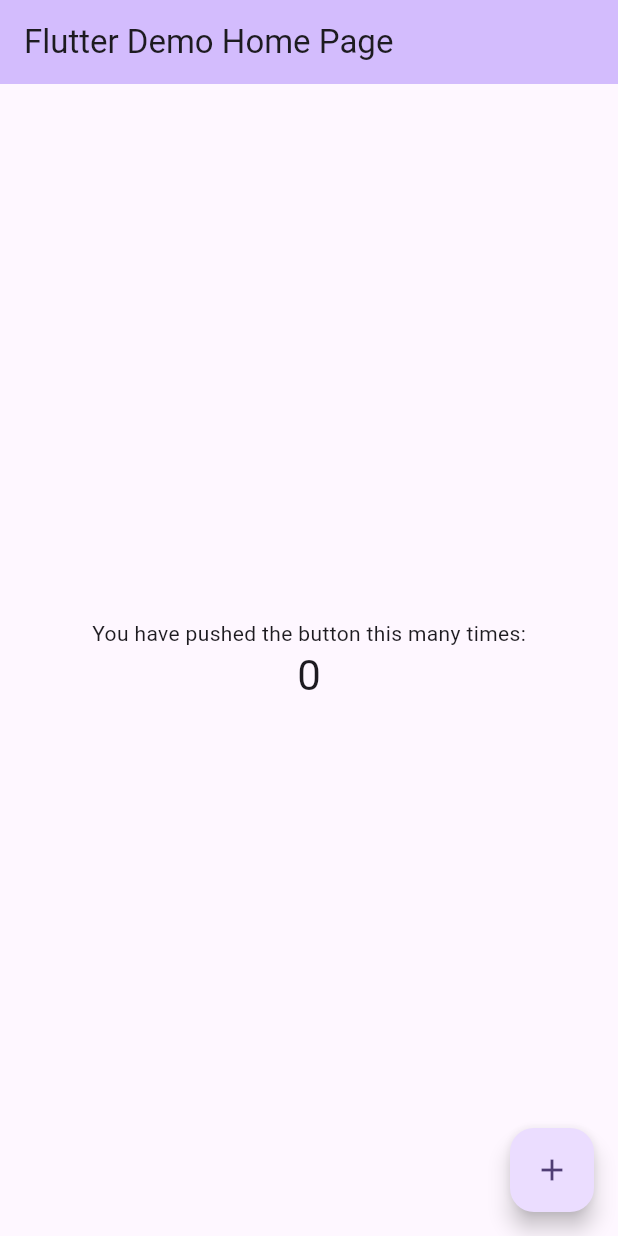
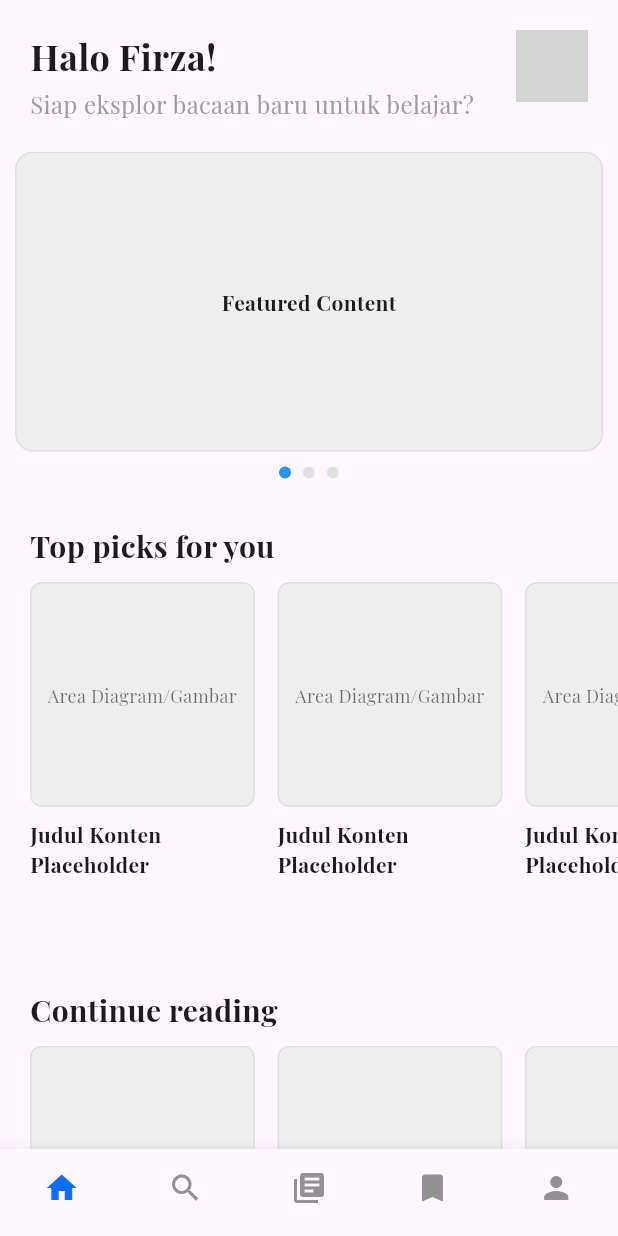
Before and after one commit to ellvr/vokapedia, a Flutter app: the screen it shows after launch, on a phone screen of 412 x 824 dp. Run offline on Flutter 3.47's test engine with Material 3 defaults, Android fonts, the phone set to English and light mode, and no system bars; network calls fail; project files that could hold a hidden picture were left out; grey boxes are pictures that could not be loaded.

Commit message:
setup style

```diff
--- a/lib/main.dart
+++ b/lib/main.dart
@@ -1,4 +1,5 @@
 import 'package:flutter/material.dart';
+import 'screen/home_screen.dart';
 
 void main() {
   runApp(const MyApp());
@@ -7,116 +8,15 @@ void main() {
 class MyApp extends StatelessWidget {
   const MyApp({super.key});
 
-  // This widget is the root of your application.
   @override
   Widget build(BuildContext context) {
     return MaterialApp(
-      title: 'Flutter Demo',
+      debugShowCheckedModeBanner: false,
+      home: HomeScreen(),
       theme: ThemeData(
-        // This is the theme of your application.
-        //
-        // TRY THIS: Try running your application with "flutter run". You'll see
-        // the application has a purple toolbar. Then, without quitting the app,
-        // try changing the seedColor in the colorScheme below to Colors.green
-        // and then invoke "hot reload" (save your changes or press the "hot
-        // reload" button in a Flutter-supported IDE, or press "r" if you used
-        // the command line to start the app).
-        //
-        // Notice that the counter didn't reset back to zero; the application
-        // state is not lost during the reload. To reset the state, use hot
-        // restart instead.
-        //
-        // This works for code too, not just values: Most code changes can be
-        // tested with just a hot reload.
-        colorScheme: ColorScheme.fromSeed(seedColor: Colors.deepPurple),
+        fontFamily: 'PlayfairDisplay',
+        useMaterial3: true,
       ),
-      home: const MyHomePage(title: 'Flutter Demo Home Page'),
     );
   }
 }
-
-class MyHomePage extends StatefulWidget {
-  const MyHomePage({super.key, required this.title});
-
-  // This widget is the home page of your application. It is stateful, meaning
-  // that it has a State object (defined below) that contains fields that affect
-  // how it looks.
-
-  // This class is the configuration for the state. It holds the values (in this
-  // case the title) provided by the parent (in this case the App widget) and
-  // used by the build method of the State. Fields in a Widget subclass are
-  // always marked "final".
-
-  final String title;
-
-  @override
-  State<MyHomePage> createState() => _MyHomePageState();
-}
-
-class _MyHomePageState extends State<MyHomePage> {
-  int _counter = 0;
-
-  void _incrementCounter() {
-    setState(() {
-      // This call to setState tells the Flutter framework that something has
-      // changed in this State, which causes it to rerun the build method below
-      // so that the display can reflect the updated values. If we changed
-      // _counter without calling setState(), then the build method would not be
-      // called again, and so nothing would appear to happen.
-      _counter++;
-    });
-  }
-
-  @override
-  Widget build(BuildContext context) {
-    // This method is rerun every time setState is called, for instance as done
-    // by the _incrementCounter method above.
-    //
-    // The Flutter framework has been optimized to make rerunning build methods
-    // fast, so that you can just rebuild anything that needs updating rather
-    // than having to individually change instances of widgets.
-    return Scaffold(
-      appBar: AppBar(
-        // TRY THIS: Try changing the color here to a specific color (to
-        // Colors.amber, perhaps?) and trigger a hot reload to see the AppBar
-        // change color while the other colors stay the same.
-        backgroundColor: Theme.of(context).colorScheme.inversePrimary,
-        // Here we take the value from the MyHomePage object that was created by
-        // the App.build method, and use it to set our appbar title.
-        title: Text(widget.title),
-      ),
-      body: Center(
-        // Center is a layout widget. It takes a single child and positions it
-        // in the middle of the parent.
-        child: Column(
-          // Column is also a layout widget. It takes a list of children and
-          // arranges them vertically. By default, it sizes itself to fit its
-          // children horizontally, and tries to be as tall as its parent.
-          //
-          // Column has various properties to control how it sizes itself and
-          // how it positions its children. Here we use mainAxisAlignment to
-          // center the children vertically; the main axis here is the vertical
-          // axis because Columns are vertical (the cross axis would be
-          // horizontal).
-          //
-          // TRY THIS: Invoke "debug painting" (choose the "Toggle Debug Paint"
-          // action in the IDE, or press "p" in the console), to see the
-          // wireframe for each widget.
-          mainAxisAlignment: MainAxisAlignment.center,
-          children: <Widget>[
-            const Text('You have pushed the button this many times:'),
-            Text(
-              '$_counter',
-              style: Theme.of(context).textTheme.headlineMedium,
-            ),
-          ],
-        ),
-      ),
-      floatingActionButton: FloatingActionButton(
-        onPressed: _incrementCounter,
-        tooltip: 'Increment',
-        child: const Icon(Icons.add),
-      ), // This trailing comma makes auto-formatting nicer for build methods.
-    );
-  }
-}
--- a/lib/screen/home_screen.dart
+++ b/lib/screen/home_screen.dart
@@ -0,0 +1,218 @@
+import 'package:flutter/material.dart';
+import '../widget/custom_bottom_navbar.dart';
+import '../utils/color_constants.dart';
+
+const double _paddingHorizontal = 20.0;
+const double _spacingVertical = 20.0;
+
+class HomeScreen extends StatefulWidget {
+  const HomeScreen({super.key});
+
+  @override
+  State<HomeScreen> createState() => _HomeScreenState();
+}
+
+class _HomeScreenState extends State<HomeScreen> {
+  int _currentIndex = 0;
+
+  void _onItemTapped(int index) {
+    setState(() {
+      _currentIndex = index;
+    });
+  }
+
+  @override
+  Widget build(BuildContext context) {
+    return Scaffold(
+      body: SafeArea(
+        child: SingleChildScrollView(
+          child: Column(
+            crossAxisAlignment: CrossAxisAlignment.start,
+            children: <Widget>[
+              _buildHeader(),
+              _buildFeaturedContent(),
+              _buildSectionTitle(title: 'Top picks for you'),
+              _buildHorizontalList(height: 250, count: 5, listType: 'picks'),
+              _buildSectionTitle(title: 'Continue reading'),
+              _buildHorizontalList(height: 250, count: 5, listType: 'reading'),
+              const SizedBox(height: 50),
+            ],
+          ),
+        ),
+      ),
+      bottomNavigationBar: CustomBottomNavBar(
+        currentIndex: _currentIndex,
+        onTap: _onItemTapped,
+      ),
+    );
+  }
+
+  Widget _buildHeader() {
+    return Padding(
+      padding: const EdgeInsets.all(_paddingHorizontal),
+      child: Row(
+        crossAxisAlignment: CrossAxisAlignment.start,
+        children: <Widget>[
+          Expanded(
+            child: Column(
+              crossAxisAlignment: CrossAxisAlignment.start,
+              children: const <Widget>[
+                Text(
+                  'Halo Firza!',
+                  style: TextStyle(
+                    fontSize: 24,
+                    fontWeight: FontWeight.bold,
+                  ),
+                ),
+                SizedBox(height: 4),
+                Text(
+                  'Siap eksplor bacaan baru untuk belajar?',
+                  style: TextStyle(
+                    fontSize: 16,
+                    color: Colors.grey,
+                  ),
+                ),
+              ],
+            ),
+          ),
+          const CircleAvatar(
+            radius: 24,
+            backgroundImage: NetworkImage(
+                'https://via.placeholder.com/150'),
+          ),
+        ],
+      ),
+    );
+  }
+
+  Widget _buildFeaturedContent() {
+    return Column(
+      children: <Widget>[
+        SizedBox(
+          height: 200,
+          child: PageView.builder(
+            itemCount: 3,
+            itemBuilder: (context, index) {
+              return Container(
+                margin: const EdgeInsets.symmetric(horizontal: 10),
+                decoration: BoxDecoration(
+                  color: Colors.grey.shade200,
+                  borderRadius: BorderRadius.circular(12),
+                  border: Border.all(color: Colors.grey.shade300)
+                ),
+                child: const Center(
+                  child: Text(
+                    'Featured Content',
+                    style: TextStyle(fontWeight: FontWeight.bold),
+                  ),
+                ),
+              );
+            },
+          ),
+        ),
+        const Padding(
+          padding: EdgeInsets.symmetric(vertical: 10.0),
+          child: _DotIndicator(count: 3, currentIndex: 0),
+        ),
+      ],
+    );
+  }
+
+  Widget _buildSectionTitle({required String title}) {
+    return Padding(
+      padding: const EdgeInsets.only(
+        left: _paddingHorizontal,
+        right: _paddingHorizontal,
+        top: _spacingVertical,
+        bottom: _spacingVertical / 2,
+      ),
+      child: Text(
+        title,
+        style: const TextStyle(
+          fontSize: 20,
+          fontWeight: FontWeight.bold,
+        ),
+      ),
+    );
+  }
+
+  Widget _buildHorizontalList({required double height, required int count, required String listType}) {
+    return SizedBox(
+      height: height,
+      child: ListView.builder(
+        scrollDirection: Axis.horizontal,
+        itemCount: count,
+        padding: const EdgeInsets.symmetric(horizontal: _paddingHorizontal),
+        itemBuilder: (context, index) {
+          return Padding(
+            padding: const EdgeInsets.only(right: 15.0),
+            child: SizedBox(
+              width: 150,
+              child: _buildContentCard(listType: listType),
+            ),
+          );
+        },
+      ),
+    );
+  }
+
+  Widget _buildContentCard({required String listType}) {
+    return Column(
+      crossAxisAlignment: CrossAxisAlignment.start,
+      children: <Widget>[
+        Container(
+          height: 150,
+          decoration: BoxDecoration(
+            color: Colors.grey.shade200,
+            borderRadius: BorderRadius.circular(8),
+            border: Border.all(color: Colors.grey.shade300)
+          ),
+          child: const Center(
+            child: Text(
+              'Area Diagram/Gambar',
+              textAlign: TextAlign.center,
+              style: TextStyle(fontSize: 12, color: Colors.black54),
+            ),
+          ),
+        ),
+        const SizedBox(height: 8),
+        const Text(
+          'Judul Konten Placeholder',
+          maxLines: 2,
+          overflow: TextOverflow.ellipsis,
+          style: TextStyle(fontWeight: FontWeight.w600),
+        ),
+        if (listType == 'reading')
+            const Text(
+            'Part Terakhir Dibaca',
+            style: TextStyle(fontSize: 12, color: Colors.grey),
+          ),
+      ],
+    );
+  }
+}
+
+class _DotIndicator extends StatelessWidget {
+  final int count;
+  final int currentIndex;
+
+  const _DotIndicator({required this.count, required this.currentIndex});
+
+  @override
+  Widget build(BuildContext context) {
+    return Row(
+      mainAxisAlignment: MainAxisAlignment.center,
+      children: List.generate(count, (index) {
+        return Container(
+          width: 8.0,
+          height: 8.0,
+          margin: const EdgeInsets.symmetric(horizontal: 4.0),
+          decoration: BoxDecoration(
+            shape: BoxShape.circle,
+            color: index == currentIndex ? Colors.blue : Colors.grey.shade300,
+          ),
+        );
+      }),
+    );
+  }
+}
--- /dev/null
+++ b/lib/utils/color_constants.dart
@@ -0,0 +1,30 @@
+import 'package:flutter/material.dart';
+
+class AppColors {
+    static const Color black = Color(0xFF252525);
+    static const Color white = Color(0xFFF9F9F9);
+    static const Color darkGrey = Color(0xFF929292);
+
+    static const Color primaryBlue = Color(0xFF0D6EFD);
+    static const Color backgroundLight = Color(0xFFF0F0F0);
+    static const Color softBlue = Color(0xFFDBE9FF);
+}
+
+class AppGradients {
+  static const LinearGradient gradientBlue = LinearGradient(
+    begin: Alignment.centerLeft,
+    end: Alignment.centerRight,
+
+    colors: [
+      Color(0xFF0D6EFD),
+      Color(0xFF3E8CFE),
+      Color(0xFF70AAFF),
+    ],
+
+    stops: [
+      0.0,
+      0.54,
+      1.0,
+    ],
+  );
+}
--- /dev/null
+++ b/lib/widget/custom_bottom_navbar.dart
@@ -0,0 +1,33 @@
+import 'package:flutter/material.dart';
+import '../utils/color_constants.dart';
+
+class CustomBottomNavBar extends StatelessWidget {
+  final int currentIndex;
+  final ValueChanged<int>? onTap;
+
+  const CustomBottomNavBar({
+    super.key,
+    required this.currentIndex,
+    this.onTap,
+  });
+
+  @override
+  Widget build(BuildContext context) {
+    return BottomNavigationBar(
+      type: BottomNavigationBarType.fixed,
+      currentIndex: currentIndex,
+      selectedItemColor: AppColors.primaryBlue,
+      unselectedItemColor: AppColors.darkGrey,
+      showSelectedLabels: false,
+      showUnselectedLabels: false,
+      items: const <BottomNavigationBarItem>[
+        BottomNavigationBarItem(icon: Icon(Icons.home), label: 'Home'),
+        BottomNavigationBarItem(icon: Icon(Icons.search), label: 'Search'),
+        BottomNavigationBarItem(icon: Icon(Icons.library_books), label: 'Library'),
+        BottomNavigationBarItem(icon: Icon(Icons.bookmark), label: 'Bookmark'),
+        BottomNavigationBarItem(icon: Icon(Icons.person), label: 'Profile'),
+      ],
+      onTap: onTap,
+    );
+  }
+}
```
Also changed, not shown: pubspec.yaml (+10 -0 lines), assets/PlayfairDisplay/PlayfairDisplay-Black.ttf (added), assets/PlayfairDisplay/PlayfairDisplay-BlackItalic.ttf (added), assets/PlayfairDisplay/PlayfairDisplay-Bold.ttf (added), assets/PlayfairDisplay/PlayfairDisplay-BoldItalic.ttf (added), assets/PlayfairDisplay/PlayfairDisplay-ExtraBold.ttf (added), assets/PlayfairDisplay/PlayfairDisplay-ExtraBoldItalic.ttf (added), assets/PlayfairDisplay/PlayfairDisplay-Italic.ttf (added), assets/PlayfairDisplay/PlayfairDisplay-Medium.ttf (added), assets/PlayfairDisplay/PlayfairDisplay-MediumItalic.ttf (added), assets/PlayfairDisplay/PlayfairDisplay-Regular.ttf (added), assets/PlayfairDisplay/PlayfairDisplay-SemiBold.ttf (added), assets/PlayfairDisplay/PlayfairDisplay-SemiBoldItalic.ttf (added).
